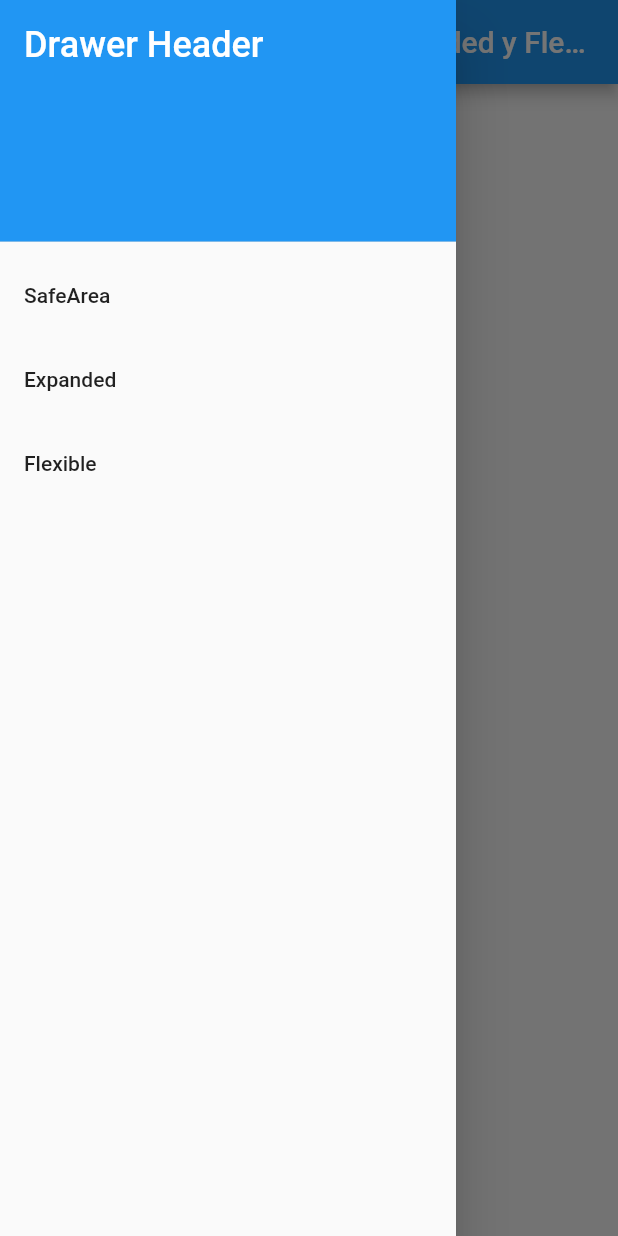
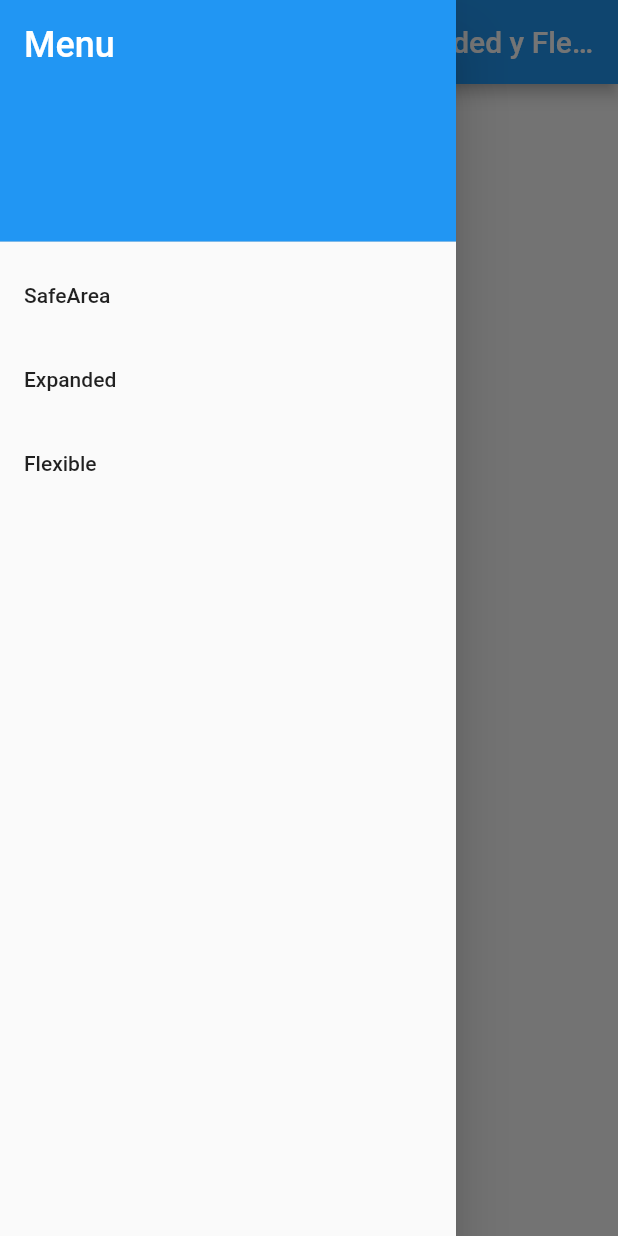
Before and after one commit to Roxana-Rm/tema_expo, a Flutter app: the screen it shows after launch, with the side drawer open, on a phone screen of 412 x 824 dp. Run offline on Flutter 3.47's test engine with Material 2 defaults, Android fonts, the phone set to English and light mode, and no system bars.

Commit message:
subida de modificaciones

```diff
--- a/lib/main.dart
+++ b/lib/main.dart
@@ -23,7 +23,7 @@ class MyHomePage extends StatelessWidget {
   Widget build(BuildContext context) {
     return Scaffold(
       appBar: AppBar(
-        title: const Text('App con SafeArea, Expanded y Flexible'),
+        title: const Text('Widgets: SafeArea, Expanded y Flexible'),
       ),
       drawer: Drawer(
         child: ListView(
@@ -34,7 +34,7 @@ class MyHomePage extends StatelessWidget {
                 color: Colors.blue,
               ),
               child: Text(
-                'Drawer Header',
+                'Menu',
                 style: TextStyle(
                   color: Colors.white,
                   fontSize: 24,
```
